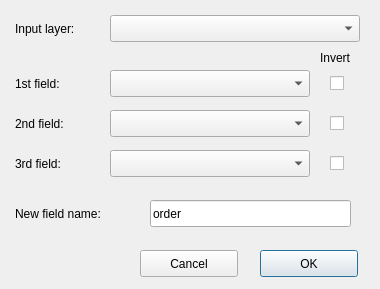
Qt form sort_number_dialog_base.ui (ArMoraer/QGISSortAndNumber) before a commit.
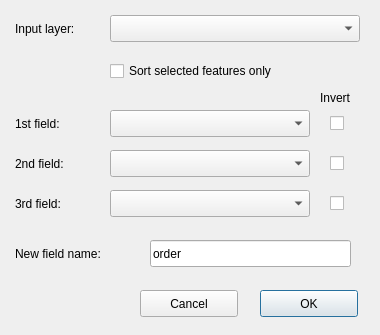
The same form after that commit.

Commit message: add checkbox to sort selected features only

The edit to the form file:
```diff
--- a/sort_number_dialog_base.ui
+++ b/sort_number_dialog_base.ui
@@ -7,7 +7,7 @@
     <x>0</x>
     <y>0</y>
     <width>380</width>
-    <height>289</height>
+    <height>335</height>
    </rect>
   </property>
   <property name="windowTitle">
@@ -43,7 +43,7 @@
    <property name="geometry">
     <rect>
      <x>15</x>
-     <y>70</y>
+     <y>110</y>
      <width>81</width>
      <height>27</height>
     </rect>
@@ -59,7 +59,7 @@
    <property name="geometry">
     <rect>
      <x>330</x>
-     <y>70</y>
+     <y>110</y>
      <width>21</width>
      <height>27</height>
     </rect>
@@ -75,7 +75,7 @@
    <property name="geometry">
     <rect>
      <x>110</x>
-     <y>70</y>
+     <y>110</y>
      <width>200</width>
      <height>27</height>
     </rect>
@@ -85,7 +85,7 @@
    <property name="geometry">
     <rect>
      <x>320</x>
-     <y>50</y>
+     <y>90</y>
      <width>40</width>
      <height>15</height>
     </rect>
@@ -101,7 +101,7 @@
    <property name="geometry">
     <rect>
      <x>330</x>
-     <y>110</y>
+     <y>150</y>
      <width>21</width>
      <height>27</height>
     </rect>
@@ -117,7 +117,7 @@
    <property name="geometry">
     <rect>
      <x>110</x>
-     <y>110</y>
+     <y>150</y>
      <width>200</width>
      <height>27</height>
     </rect>
@@ -127,7 +127,7 @@
    <property name="geometry">
     <rect>
      <x>15</x>
-     <y>110</y>
+     <y>150</y>
      <width>81</width>
      <height>27</height>
     </rect>
@@ -143,7 +143,7 @@
    <property name="geometry">
     <rect>
      <x>330</x>
-     <y>150</y>
+     <y>190</y>
      <width>21</width>
      <height>27</height>
     </rect>
@@ -159,7 +159,7 @@
    <property name="geometry">
     <rect>
      <x>110</x>
-     <y>150</y>
+     <y>190</y>
      <width>200</width>
      <height>27</height>
     </rect>
@@ -169,7 +169,7 @@
    <property name="geometry">
     <rect>
      <x>15</x>
-     <y>150</y>
+     <y>190</y>
      <width>81</width>
      <height>27</height>
     </rect>
@@ -185,7 +185,7 @@
    <property name="geometry">
     <rect>
      <x>15</x>
-     <y>200</y>
+     <y>240</y>
      <width>121</width>
      <height>27</height>
     </rect>
@@ -201,7 +201,7 @@
    <property name="geometry">
     <rect>
      <x>150</x>
-     <y>200</y>
+     <y>240</y>
      <width>201</width>
      <height>27</height>
     </rect>
@@ -214,7 +214,7 @@
    <property name="geometry">
     <rect>
      <x>260</x>
-     <y>250</y>
+     <y>290</y>
      <width>98</width>
      <height>27</height>
     </rect>
@@ -230,7 +230,7 @@
    <property name="geometry">
     <rect>
      <x>140</x>
-     <y>250</y>
+     <y>290</y>
      <width>98</width>
      <height>27</height>
     </rect>
@@ -242,6 +242,19 @@
     <string>Cancel</string>
    </property>
   </widget>
+  <widget class="QCheckBox" name="selFeatureCheckBox">
+   <property name="geometry">
+    <rect>
+     <x>110</x>
+     <y>60</y>
+     <width>261</width>
+     <height>22</height>
+    </rect>
+   </property>
+   <property name="text">
+    <string>Sort selected features only</string>
+   </property>
+  </widget>
  </widget>
  <resources/>
  <connections>
```
The commit also changes 1 other file.
